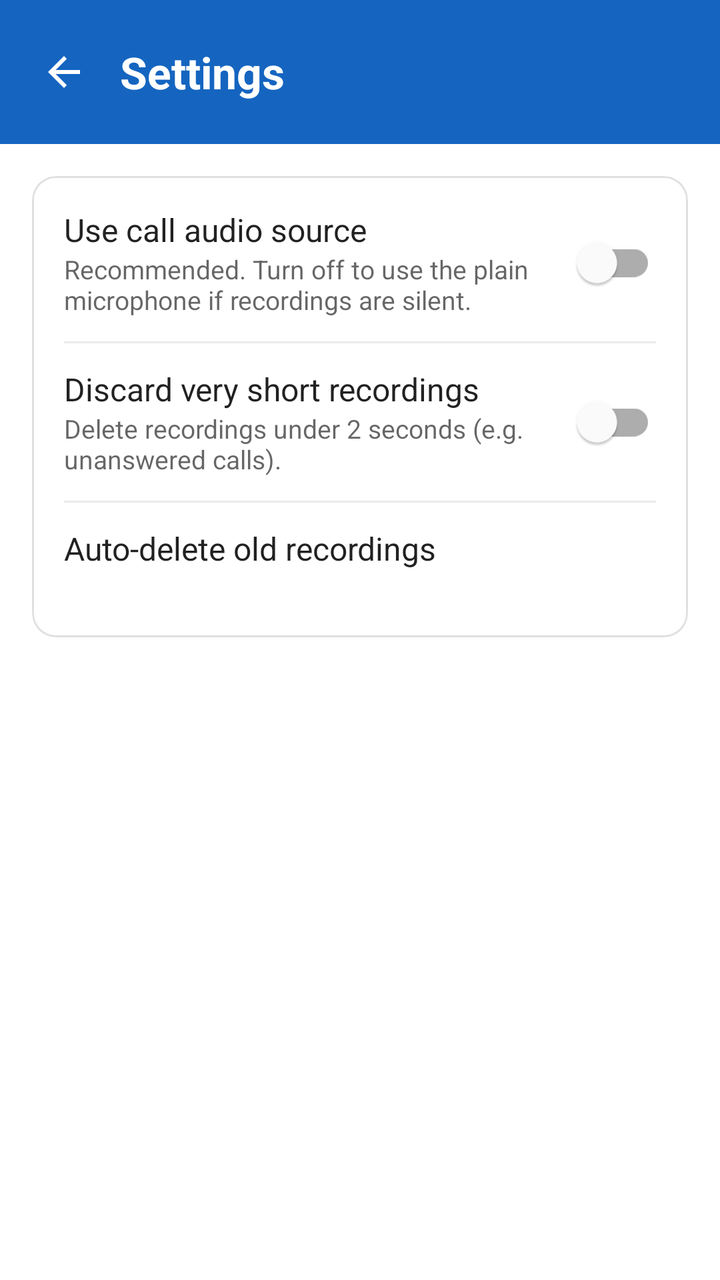
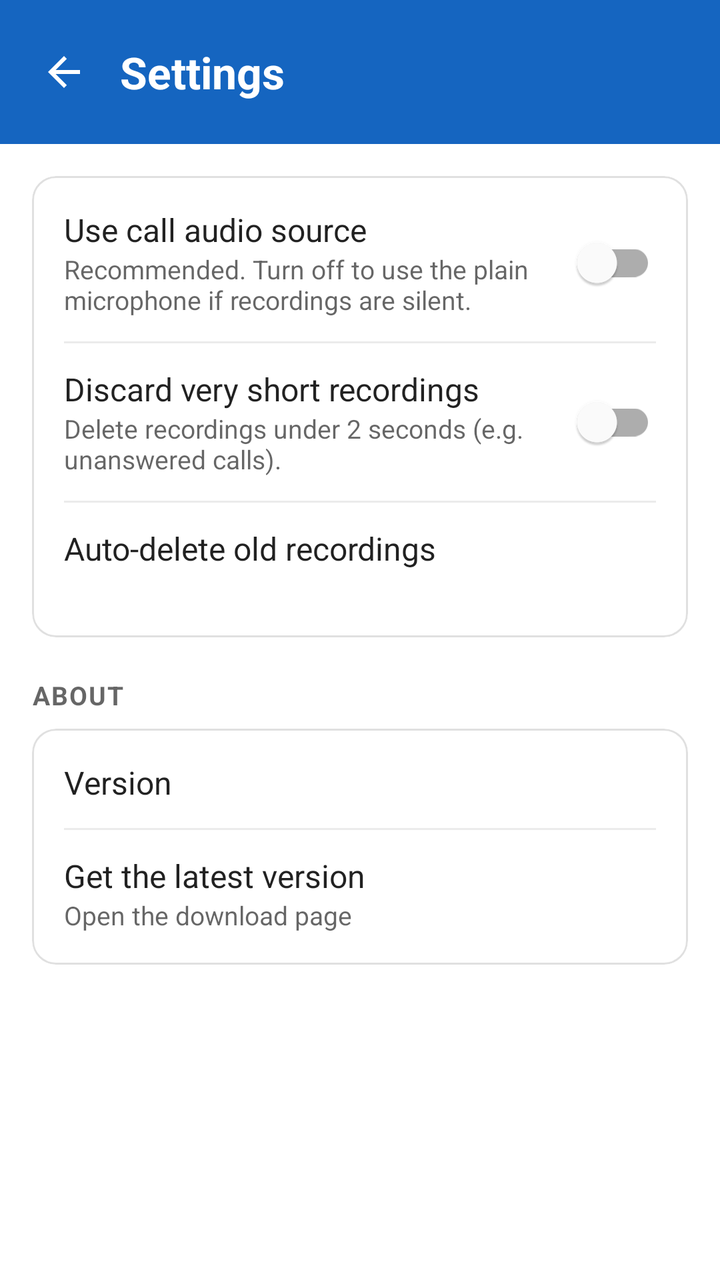

An Android layout rendered at two revisions. The XML below is the earlier revision; the diff shows what the commit changed to produce the second picture.
<!-- AndroidManifest.xml: application theme Theme.CallRecorder -->
<!-- res/layout/activity_settings.xml -->
<?xml version="1.0" encoding="utf-8"?>
<LinearLayout xmlns:android="http://schemas.android.com/apk/res/android"
    xmlns:app="http://schemas.android.com/apk/res-auto"
    android:layout_width="match_parent"
    android:layout_height="match_parent"
    android:orientation="vertical"
    android:background="?android:attr/colorBackground">

    
    <LinearLayout
        android:id="@+id/headerBar"
        android:layout_width="match_parent"
        android:layout_height="wrap_content"
        android:orientation="horizontal"
        android:gravity="center_vertical"
        android:background="@color/brand"
        android:paddingStart="12dp"
        android:paddingEnd="20dp"
        android:paddingTop="16dp"
        android:paddingBottom="16dp">

        <ImageView
            android:id="@+id/btnBack"
            android:layout_width="40dp"
            android:layout_height="40dp"
            android:padding="8dp"
            android:src="@drawable/ic_arrow_back"
            app:tint="#FFFFFF"
            android:background="?attr/selectableItemBackgroundBorderless"
            android:contentDescription="@string/back" />

        <TextView
            android:layout_width="wrap_content"
            android:layout_height="wrap_content"
            android:layout_marginStart="8dp"
            android:text="@string/settings_title"
            android:textColor="#FFFFFF"
            android:textSize="22sp"
            android:textStyle="bold" />
    </LinearLayout>

    <LinearLayout
        android:layout_width="match_parent"
        android:layout_height="wrap_content"
        android:orientation="vertical"
        android:padding="16dp">

        <com.google.android.material.card.MaterialCardView
            android:layout_width="match_parent"
            android:layout_height="wrap_content"
            app:cardCornerRadius="12dp"
            app:cardElevation="0dp"
            app:strokeWidth="1dp"
            app:strokeColor="#1F000000">

            <LinearLayout
                android:layout_width="match_parent"
                android:layout_height="wrap_content"
                android:orientation="vertical"
                android:padding="4dp">

                
                <LinearLayout
                    android:layout_width="match_parent"
                    android:layout_height="wrap_content"
                    android:orientation="horizontal"
                    android:gravity="center_vertical"
                    android:padding="12dp">

                    <LinearLayout
                        android:layout_width="0dp"
                        android:layout_height="wrap_content"
                        android:layout_weight="1"
                        android:orientation="vertical">

                        <TextView
                            android:layout_width="wrap_content"
                            android:layout_height="wrap_content"
                            android:text="@string/pref_audio_source_title"
                            android:textColor="?android:attr/textColorPrimary"
                            android:textSize="16sp" />

                        <TextView
                            android:layout_width="wrap_content"
                            android:layout_height="wrap_content"
                            android:text="@string/pref_audio_source_summary"
                            android:textColor="?android:attr/textColorSecondary"
                            android:textSize="13sp" />
                    </LinearLayout>

                    <com.google.android.material.switchmaterial.SwitchMaterial
                        android:id="@+id/switchAudioSource"
                        android:layout_width="wrap_content"
                        android:layout_height="wrap_content" />
                </LinearLayout>

                <View android:layout_width="match_parent" android:layout_height="1dp" android:background="#14000000" android:layout_marginStart="12dp" android:layout_marginEnd="12dp" />

                
                <LinearLayout
                    android:layout_width="match_parent"
                    android:layout_height="wrap_content"
                    android:orientation="horizontal"
                    android:gravity="center_vertical"
                    android:padding="12dp">

                    <LinearLayout
                        android:layout_width="0dp"
                        android:layout_height="wrap_content"
                        android:layout_weight="1"
                        android:orientation="vertical">

                        <TextView
                            android:layout_width="wrap_content"
                            android:layout_height="wrap_content"
                            android:text="@string/pref_discard_short_title"
                            android:textColor="?android:attr/textColorPrimary"
                            android:textSize="16sp" />

                        <TextView
                            android:layout_width="wrap_content"
                            android:layout_height="wrap_content"
                            android:text="@string/pref_discard_short_summary"
                            android:textColor="?android:attr/textColorSecondary"
                            android:textSize="13sp" />
                    </LinearLayout>

                    <com.google.android.material.switchmaterial.SwitchMaterial
                        android:id="@+id/switchDiscardShort"
                        android:layout_width="wrap_content"
                        android:layout_height="wrap_content" />
                </LinearLayout>

                <View android:layout_width="match_parent" android:layout_height="1dp" android:background="#14000000" android:layout_marginStart="12dp" android:layout_marginEnd="12dp" />

                
                <LinearLayout
                    android:id="@+id/rowAutoDelete"
                    android:layout_width="match_parent"
                    android:layout_height="wrap_content"
                    android:orientation="horizontal"
                    android:gravity="center_vertical"
                    android:background="?attr/selectableItemBackground"
                    android:clickable="true"
                    android:focusable="true"
                    android:padding="12dp">

                    <LinearLayout
                        android:layout_width="0dp"
                        android:layout_height="wrap_content"
                        android:layout_weight="1"
                        android:orientation="vertical">

                        <TextView
                            android:layout_width="wrap_content"
                            android:layout_height="wrap_content"
                            android:text="@string/pref_auto_delete_title"
                            android:textColor="?android:attr/textColorPrimary"
                            android:textSize="16sp" />

                        <TextView
                            android:id="@+id/textAutoDeleteValue"
                            android:layout_width="wrap_content"
                            android:layout_height="wrap_content"
                            android:textColor="?android:attr/textColorSecondary"
                            android:textSize="13sp" />
                    </LinearLayout>
                </LinearLayout>
            </LinearLayout>
        </com.google.android.material.card.MaterialCardView>
    </LinearLayout>
</LinearLayout>
<!-- resources referenced by this layout -->
<resources>
  <color name="brand">#1565C0</color>
  <!-- drawable ic_arrow_back (drawable) -->
  <vector xmlns:android="http://schemas.android.com/apk/res/android" android:width="24dp" android:height="24dp" android:viewportWidth="24" android:viewportHeight="24">
    <path android:fillColor="#FF000000" android:pathData="M20,11H7.83l5.59,-5.59L12,4l-8,8 8,8 1.41,-1.41L7.83,13H20v-2z"/>
  </vector>
  <string name="back">Back</string>
  <string name="pref_audio_source_summary">Recommended. Turn off to use the plain microphone if recordings are silent.</string>
  <string name="pref_audio_source_title">Use call audio source</string>
  <string name="pref_auto_delete_title">Auto-delete old recordings</string>
  <string name="pref_discard_short_summary">Delete recordings under 2 seconds (e.g. unanswered calls).</string>
  <string name="pref_discard_short_title">Discard very short recordings</string>
  <string name="settings_title">Settings</string>
  <style name="Theme.CallRecorder" parent="Theme.MaterialComponents.DayNight.NoActionBar">
          <item name="colorPrimary">@color/brand</item>
          <item name="colorPrimaryVariant">@color/brand_dark</item>
          <item name="colorSecondary">@color/accent</item>
          <item name="colorOnPrimary">#FFFFFF</item>
          <item name="android:statusBarColor">@color/brand_dark</item>
      </style>
  <color name="brand_dark">#0D47A1</color>
  <color name="accent">#00ACC1</color>
</resources>

<!-- the commit's change to res/layout/activity_settings.xml (unified diff, before → after) -->
@@ -39,6 +39,11 @@
             android:textStyle="bold" />
     </LinearLayout>
 
+    <ScrollView
+        android:layout_width="match_parent"
+        android:layout_height="match_parent"
+        android:fillViewport="true">
+
     <LinearLayout
         android:layout_width="match_parent"
         android:layout_height="wrap_content"
@@ -168,5 +173,83 @@
                 </LinearLayout>
             </LinearLayout>
         </com.google.android.material.card.MaterialCardView>
+
+        <TextView
+            android:layout_width="wrap_content"
+            android:layout_height="wrap_content"
+            android:layout_marginTop="20dp"
+            android:layout_marginBottom="8dp"
+            android:text="@string/about_header"
+            android:textColor="?android:attr/textColorSecondary"
+            android:textSize="13sp"
+            android:textStyle="bold"
+            android:letterSpacing="0.05" />
+
+        <com.google.android.material.card.MaterialCardView
+            android:layout_width="match_parent"
+            android:layout_height="wrap_content"
+            app:cardCornerRadius="12dp"
+            app:cardElevation="0dp"
+            app:strokeWidth="1dp"
+            app:strokeColor="#1F000000">
+
+            <LinearLayout
+                android:layout_width="match_parent"
+                android:layout_height="wrap_content"
+                android:orientation="vertical"
+                android:padding="4dp">
+
+                <LinearLayout
+                    android:layout_width="match_parent"
+                    android:layout_height="wrap_content"
+                    android:orientation="horizontal"
+                    android:gravity="center_vertical"
+                    android:padding="12dp">
+
+                    <TextView
+                        android:layout_width="0dp"
+                        android:layout_height="wrap_content"
+                        android:layout_weight="1"
+                        android:text="@string/about_version"
+                        android:textColor="?android:attr/textColorPrimary"
+                        android:textSize="16sp" />
+
+                    <TextView
+                        android:id="@+id/textVersion"
+                        android:layout_width="wrap_content"
+                        android:layout_height="wrap_content"
+                        android:textColor="?android:attr/textColorSecondary"
+                        android:textSize="14sp" />
+                </LinearLayout>
+
+                <View android:layout_width="match_parent" android:layout_height="1dp" android:background="#14000000" android:layout_marginStart="12dp" android:layout_marginEnd="12dp" />
+
+                <LinearLayout
+                    android:id="@+id/rowLatest"
+                    android:layout_width="match_parent"
+                    android:layout_height="wrap_content"
+                    android:orientation="vertical"
+                    android:background="?attr/selectableItemBackground"
+                    android:clickable="true"
+                    android:focusable="true"
+                    android:padding="12dp">
+
+                    <TextView
+                        android:layout_width="wrap_content"
+                        android:layout_height="wrap_content"
+                        android:text="@string/about_latest_title"
+                        android:textColor="?android:attr/textColorPrimary"
+                        android:textSize="16sp" />
+
+                    <TextView
+                        android:layout_width="wrap_content"
+                        android:layout_height="wrap_content"
+                        android:text="@string/about_latest_summary"
+                        android:textColor="?android:attr/textColorSecondary"
+                        android:textSize="13sp" />
+                </LinearLayout>
+            </LinearLayout>
+        </com.google.android.material.card.MaterialCardView>
     </LinearLayout>
+    </ScrollView>
 </LinearLayout>
<!-- resource entries referenced after the edit -->
@@ -5,6 +5,10 @@
   <vector xmlns:android="http://schemas.android.com/apk/res/android" android:width="24dp" android:height="24dp" android:viewportWidth="24" android:viewportHeight="24">
     <path android:fillColor="#FF000000" android:pathData="M20,11H7.83l5.59,-5.59L12,4l-8,8 8,8 1.41,-1.41L7.83,13H20v-2z"/>
   </vector>
+  <string name="about_header">ABOUT</string>
+  <string name="about_latest_summary">Open the download page</string>
+  <string name="about_latest_title">Get the latest version</string>
+  <string name="about_version">Version</string>
   <string name="back">Back</string>
   <string name="pref_audio_source_summary">Recommended. Turn off to use the plain microphone if recordings are silent.</string>
   <string name="pref_audio_source_title">Use call audio source</string>
